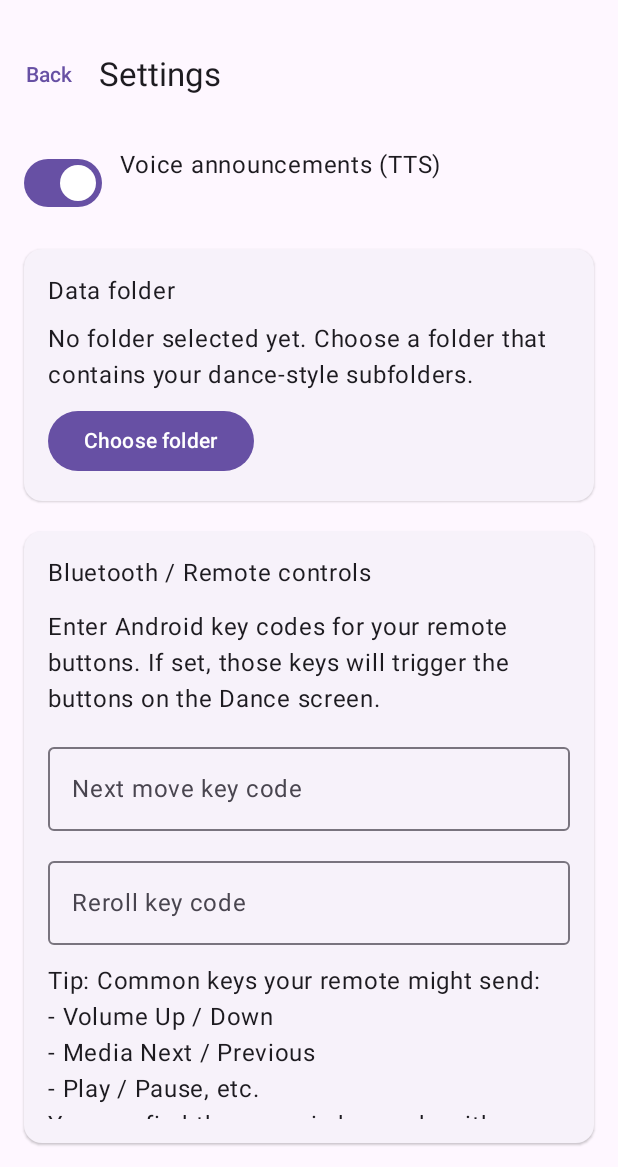
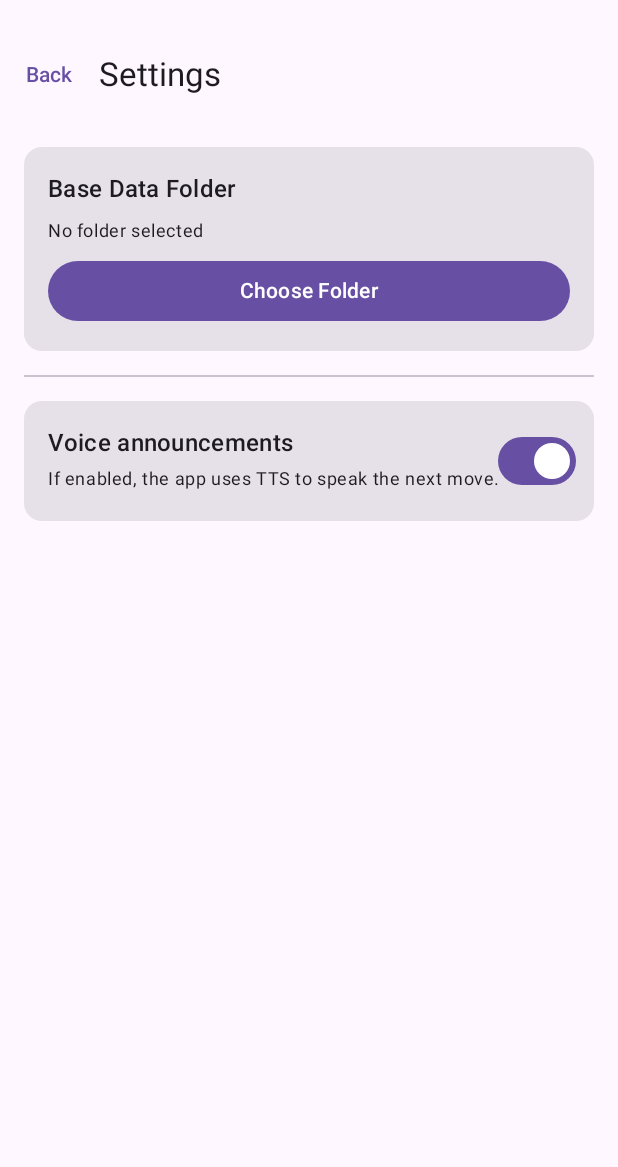
Before and after one commit to Pieniger/DanceTrainer, an Android app built with Jetpack Compose: the SettingsScreen screen opened through its navigation route, on a phone screen of 412 x 824 dp, the part 69-1236 px from its top. Run offline under Robolectric (Android 15) with nearby library versions, the light colour scheme and no system bars.

Commit message:
Refactor SettingsScreen for better state handling
Refactor SettingsScreen to improve state management and UI structure.

```diff
--- a/app/src/main/java/com/example/dancetrainer/ui/SettingsScreen.kt
+++ b/app/src/main/java/com/example/dancetrainer/ui/SettingsScreen.kt
@@ -1,44 +1,100 @@
 package com.example.dancetrainer.ui
 
+import android.content.Context
 import android.content.Intent
 import android.net.Uri
 import androidx.activity.compose.rememberLauncherForActivityResult
 import androidx.activity.result.contract.ActivityResultContracts
-import androidx.compose.foundation.layout.*
-import androidx.compose.material3.*
-import androidx.compose.runtime.*
+import androidx.compose.foundation.layout.Arrangement
+import androidx.compose.foundation.layout.Column
+import androidx.compose.foundation.layout.Row
+import androidx.compose.foundation.layout.fillMaxSize
+import androidx.compose.foundation.layout.fillMaxWidth
+import androidx.compose.foundation.layout.padding
+import androidx.compose.material3.Button
+import androidx.compose.material3.Card
+import androidx.compose.material3.Divider
+import androidx.compose.material3.MaterialTheme
+import androidx.compose.material3.Scaffold
+import androidx.compose.material3.Switch
+import androidx.compose.material3.Text
+import androidx.compose.material3.TextButton
+import androidx.compose.material3.TopAppBar
+import androidx.compose.material3.DropdownMenu
+import androidx.compose.material3.DropdownMenuItem
+import androidx.compose.runtime.Composable
+import androidx.compose.runtime.LaunchedEffect
+import androidx.compose.runtime.getValue
+import androidx.compose.runtime.mutableStateOf
+import androidx.compose.runtime.remember
+import androidx.compose.runtime.setValue
 import androidx.compose.ui.Modifier
 import androidx.compose.ui.platform.LocalContext
 import androidx.compose.ui.unit.dp
+import androidx.documentfile.provider.DocumentFile
 import com.example.dancetrainer.data.Prefs
 
-@OptIn(ExperimentalMaterial3Api::class)
 @Composable
 fun SettingsScreen(onBack: () -> Unit) {
     val ctx = LocalContext.current
 
-    var voiceEnabled by remember { mutableStateOf(Prefs.isVoiceEnabled(ctx)) }
-    var treeUri by remember { mutableStateOf(Prefs.getTreeUri(ctx)) }
+    // Read persisted values from Prefs
+    val initialTree = remember { Prefs.getTreeUri(ctx) }
+    val initialStyle = remember { Prefs.getStyle(ctx) }
+    val initialVoice = remember { Prefs.isVoiceEnabled(ctx) }
 
-    var nextKeyText by remember {
-        mutableStateOf(Prefs.getNextMoveKeyCode(ctx)?.toString() ?: "")
-    }
-    var rerollKeyText by remember {
-        mutableStateOf(Prefs.getRerollKeyCode(ctx)?.toString() ?: "")
+    var baseFolderUri by remember { mutableStateOf(initialTree) }
+    var availableStyles by remember { mutableStateOf<List<String>>(emptyList()) }
+    var selectedStyle by remember { mutableStateOf(initialStyle) }
+    var voiceEnabled by remember { mutableStateOf(initialVoice) }
+
+    // Helper: scan subfolders of the base folder as styles
+    fun scanStyles(uriString: String?): List<String> {
+        if (uriString.isNullOrEmpty()) return emptyList()
+        val uri = Uri.parse(uriString)
+        val tree = DocumentFile.fromTreeUri(ctx, uri) ?: return emptyList()
+        return tree.listFiles()
+            .filter { it.isDirectory }
+            .mapNotNull { it.name }
+            .sorted()
     }
 
+    // Initial scan
+    LaunchedEffect(baseFolderUri) {
+        availableStyles = scanStyles(baseFolderUri)
+        if (availableStyles.isNotEmpty()) {
+            if (selectedStyle !in availableStyles) {
+                selectedStyle = availableStyles.first()
+                Prefs.setStyle(ctx, selectedStyle!!)
+            }
+        }
+    }
+
+    // Folder picker (for base DanceTrainer folder)
     val folderPicker = rememberLauncherForActivityResult(
         contract = ActivityResultContracts.OpenDocumentTree()
     ) { uri: Uri? ->
         if (uri != null) {
-            val flags =
-                Intent.FLAG_GRANT_READ_URI_PERMISSION or Intent.FLAG_GRANT_WRITE_URI_PERMISSION
+            val flags = Intent.FLAG_GRANT_READ_URI_PERMISSION or
+                    Intent.FLAG_GRANT_WRITE_URI_PERMISSION
             try {
                 ctx.contentResolver.takePersistableUriPermission(uri, flags)
             } catch (_: Exception) {
+                // ignore if not supported
             }
-            treeUri = uri.toString()
-            Prefs.setTreeUri(ctx, treeUri)
+
+            baseFolderUri = uri.toString()
+            Prefs.setTreeUri(ctx, baseFolderUri)
+
+            // Rescan styles for this folder
+            val styles = scanStyles(baseFolderUri)
+            availableStyles = styles
+            if (styles.isNotEmpty()) {
+                selectedStyle = styles.first()
+                Prefs.setStyle(ctx, selectedStyle!!)
+            } else {
+                selectedStyle = null
+            }
         }
     }
 
@@ -57,79 +113,116 @@ fun SettingsScreen(onBack: () -> Unit) {
                 .padding(padding)
                 .padding(16.dp)
                 .fillMaxSize(),
-            verticalArrangement = Arrangement.spacedBy(20.dp)
+            verticalArrangement = Arrangement.spacedBy(16.dp)
         ) {
-
-            // ---- TTS toggle ----
-            Row(
-                horizontalArrangement = Arrangement.spacedBy(12.dp),
-                modifier = Modifier.fillMaxWidth()
-            ) {
-                Switch(
-                    checked = voiceEnabled,
-                    onCheckedChange = {
-                        voiceEnabled = it
-                        Prefs.setVoiceEnabled(ctx, it)
-                    }
-                )
-                Text("Voice announcements (TTS)")
-            }
-
-            // ---- Data folder selection ----
-            ElevatedCard {
-                Column(Modifier.padding(16.dp), verticalArrangement = Arrangement.spacedBy(8.dp)) {
-                    Text("Data folder")
+            // Base folder card
+            Card(modifier = Modifier.fillMaxWidth()) {
+                Column(
+                    modifier = Modifier.padding(16.dp),
+                    verticalArrangement = Arrangement.spacedBy(8.dp)
+                ) {
                     Text(
-                        treeUri ?: "No folder selected yet. " +
-                                "Choose a folder that contains your dance-style subfolders."
+                        "Base Data Folder",
+                        style = MaterialTheme.typography.titleMedium
                     )
-                    Button(onClick = { folderPicker.launch(null) }) {
-                        Text("Choose folder")
+                    Text(
+                        text = baseFolderUri ?: "No folder selected",
+                        style = MaterialTheme.typography.bodySmall
+                    )
+                    Button(
+                        onClick = { folderPicker.launch(null) },
+                        modifier = Modifier.fillMaxWidth()
+                    ) {
+                        Text("Choose Folder")
                     }
                 }
             }
 
-            // ---- Bluetooth / remote controls ----
-            ElevatedCard {
-                Column(Modifier.padding(16.dp), verticalArrangement = Arrangement.spacedBy(12.dp)) {
-                    Text("Bluetooth / Remote controls")
+            // Style selection (if we have a base folder and styles)
+            if (!baseFolderUri.isNullOrEmpty()) {
+                Card(modifier = Modifier.fillMaxWidth()) {
+                    Column(
+                        modifier = Modifier.padding(16.dp),
+                        verticalArrangement = Arrangement.spacedBy(8.dp)
+                    ) {
+                        Text(
+                            "Dance Style",
+                            style = MaterialTheme.typography.titleMedium
+                        )
 
-                    Text(
-                        "Enter Android key codes for your remote buttons. " +
-                                "If set, those keys will trigger the buttons on the Dance screen."
-                    )
+                        if (availableStyles.isEmpty()) {
+                            Text(
+                                text = "No subfolders found. Create one folder per style in the selected base folder.",
+                                style = MaterialTheme.typography.bodySmall
+                            )
+                        } else {
+                            var expanded by remember { mutableStateOf(false) }
 
-                    OutlinedTextField(
-                        value = nextKeyText,
-                        onValueChange = { text ->
-                            val digits = text.filter { it.isDigit() }
-                            nextKeyText = digits
-                            Prefs.setNextMoveKeyCode(ctx, digits.toIntOrNull())
-                        },
-                        label = { Text("Next move key code") },
-                        singleLine = true,
-                        modifier = Modifier.fillMaxWidth()
-                    )
+                            Text(
+                                text = selectedStyle ?: "No style selected",
+                                style = MaterialTheme.typography.bodyLarge,
+                                modifier = Modifier
+                                    .fillMaxWidth()
+                                    .padding(bottom = 4.dp)
+                            )
 
-                    OutlinedTextField(
-                        value = rerollKeyText,
-                        onValueChange = { text ->
-                            val digits = text.filter { it.isDigit() }
-                            rerollKeyText = digits
-                            Prefs.setRerollKeyCode(ctx, digits.toIntOrNull())
-                        },
-                        label = { Text("Reroll key code") },
-                        singleLine = true,
-                        modifier = Modifier.fillMaxWidth()
-                    )
+                            Button(
+                                onClick = { expanded = true },
+                                modifier = Modifier.fillMaxWidth()
+                            ) {
+                                Text("Change Style")
+                            }
 
-                    Text(
-                        "Tip: Common keys your remote might send:\n" +
-                                "- Volume Up / Down\n" +
-                                "- Media Next / Previous\n" +
-                                "- Play / Pause, etc.\n" +
-                                "You can find the numeric key code with a simple key-test app, " +
-                                "then enter it here."
+                            DropdownMenu(
+                                expanded = expanded,
+                                onDismissRequest = { expanded = false }
+                            ) {
+                                availableStyles.forEach { styleName ->
+                                    DropdownMenuItem(
+                                        text = { Text(styleName) },
+                                        onClick = {
+                                            selectedStyle = styleName
+                                            Prefs.setStyle(ctx, styleName)
+                                            expanded = false
+                                        }
+                                    )
+                                }
+                            }
+
+                            Text(
+                                text = "Styles are taken from subfolder names inside the base folder.",
+                                style = MaterialTheme.typography.bodySmall
+                            )
+                        }
+                    }
+                }
+            }
+
+            Divider()
+
+            // TTS / Voice announcements toggle
+            Card(modifier = Modifier.fillMaxWidth()) {
+                Row(
+                    modifier = Modifier
+                        .fillMaxWidth()
+                        .padding(16.dp),
+                    horizontalArrangement = Arrangement.SpaceBetween
+                ) {
+                    Column(
+                        verticalArrangement = Arrangement.spacedBy(4.dp)
+                    ) {
+                        Text("Voice announcements", style = MaterialTheme.typography.titleMedium)
+                        Text(
+                            "If enabled, the app uses TTS to speak the next move.",
+                            style = MaterialTheme.typography.bodySmall
+                        )
+                    }
+                    Switch(
+                        checked = voiceEnabled,
+                        onCheckedChange = { checked ->
+                            voiceEnabled = checked
+                            Prefs.setVoiceEnabled(ctx, checked)
+                        }
                     )
                 }
             }
```
